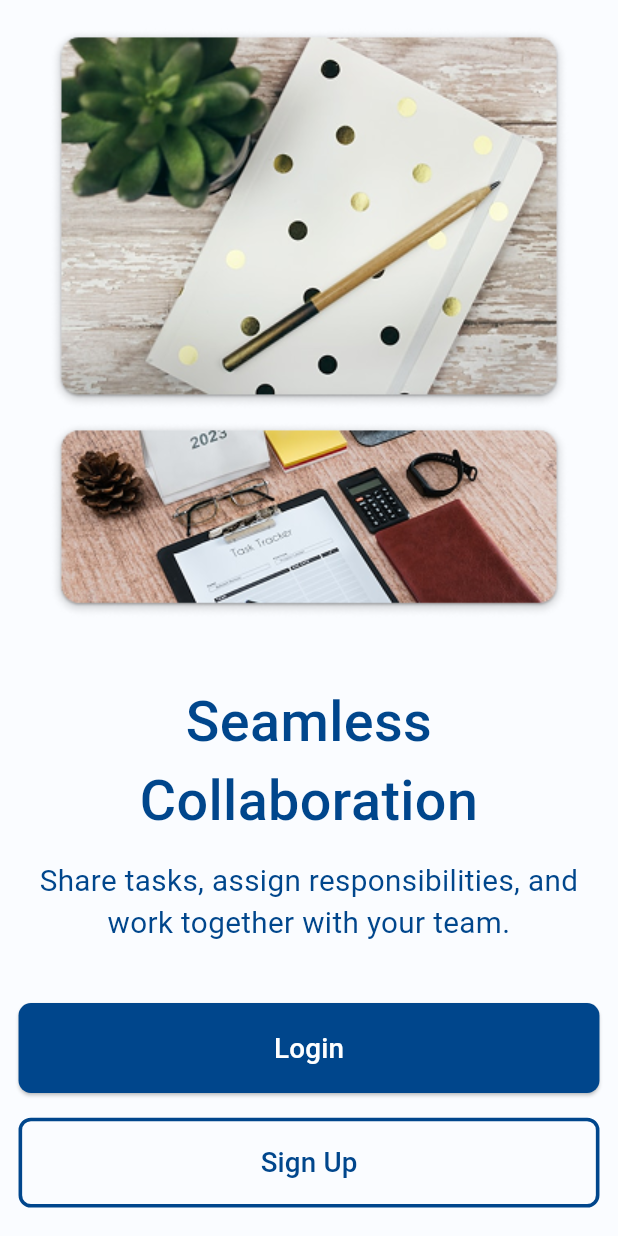
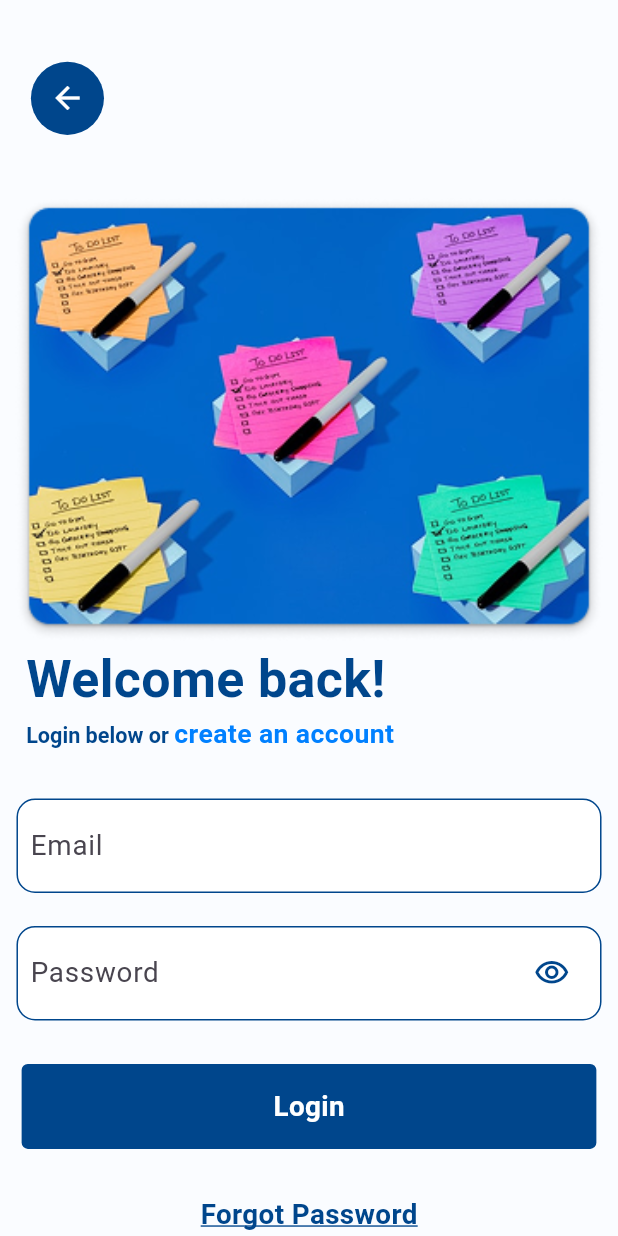
Before and after one commit to ZyadWKhedr/TaskOut, a Flutter app: the AuthPage screen opened by its route, after a tap on "Login", on a phone screen of 412 x 824 dp. Run offline on Flutter 3.47's test engine with Material 3 defaults, Android fonts, the phone set to English and light mode, and no system bars; our stand-ins replace dotted_border, flutter_dotenv, flutter_riverpod, flutter_screenutil, go_router, liquid_swipe and 3 more; accounts and stored records are empty.

Commit message:
finished login_page

```diff
--- a/lib/core/utils/app_sizes.dart
+++ b/lib/core/utils/app_sizes.dart
@@ -29,4 +29,15 @@ class AppSizes {
   static double get paddingMd => blockWidth * 4;
   static double get paddingLg => blockWidth * 6;
   static double get paddingXl => blockWidth * 8;
+
+  /// Border radius values (responsive)
+  static double get borderRadiusSm => blockWidth * 2;
+  static double get borderRadiusMd => blockWidth * 3;
+  static double get borderRadiusLg => blockWidth * 5;
+
+  /// Shadow blur radius
+  static double get shadowBlurRadius => blockWidth * 2;
+
+  /// Shadow offset Y
+  static double get shadowOffsetY => blockHeight * 0.5;
 }
--- a/lib/core/widgets/custom_text_widget.dart
+++ b/lib/core/widgets/custom_text_widget.dart
@@ -9,6 +9,10 @@ class CustomText extends StatelessWidget {
   final TextAlign textAlign;
   final int? maxLines;
   final TextOverflow? overflow;
+  final bool underline;
+  final Color? underlineColor;
+  final double underlineThickness;
+  final TextDecorationStyle underlineStyle;
 
   const CustomText(
     this.text, {
@@ -19,6 +23,10 @@ class CustomText extends StatelessWidget {
     this.textAlign = TextAlign.start,
     this.maxLines,
     this.overflow,
+    this.underline = false,
+    this.underlineColor,
+    this.underlineThickness = 1.0,
+    this.underlineStyle = TextDecorationStyle.solid,
   }) : super(key: key);
 
   @override
@@ -35,6 +43,10 @@ class CustomText extends StatelessWidget {
         fontSize: fontSize ?? AppSizes.textMd,
         fontWeight: fontWeight,
         color: color ?? Colors.black,
+        decoration: underline ? TextDecoration.underline : TextDecoration.none,
+        decorationColor: underlineColor ?? color ?? Colors.black,
+        decorationThickness: underlineThickness,
+        decorationStyle: underlineStyle,
       ),
     );
   }
--- a/lib/features/auth/domain/repositories/auth_repository.dart
+++ b/lib/features/auth/domain/repositories/auth_repository.dart
@@ -11,4 +11,5 @@ abstract class AuthRepository {
   Future<void> signOut();
   Future<UserEntity> signInWithGoogle();
   Future<UserEntity> signInWithFacebook();
+  Future<void> sendPasswordResetEmail(String email);
 }
--- a/lib/features/auth/presentation/pages/auth_page.dart
+++ b/lib/features/auth/presentation/pages/auth_page.dart
@@ -1,8 +1,10 @@
 import 'package:flutter/material.dart';
+import 'package:go_router/go_router.dart';
 import 'package:task_out/core/constants/app_assets.dart';
 import 'package:task_out/core/constants/app_colors.dart';
 import 'package:task_out/core/utils/app_sizes.dart';
 import 'package:task_out/core/widgets/custom_text_widget.dart';
+import 'package:task_out/routes/routes.dart';
 
 class AuthPage extends StatelessWidget {
   const AuthPage({super.key});
@@ -48,7 +50,7 @@ class AuthPage extends StatelessWidget {
                 width: double.infinity,
                 child: ElevatedButton(
                   onPressed: () {
-                    // Handle login
+                    context.push(AppRoutes.login);
                   },
                   style: ElevatedButton.styleFrom(
                     backgroundColor: AppColors.mainColor,
@@ -76,7 +78,7 @@ class AuthPage extends StatelessWidget {
                 width: double.infinity,
                 child: OutlinedButton(
                   onPressed: () {
-                    // Handle sign up
+                    context.push(AppRoutes.register);
                   },
                   style: OutlinedButton.styleFrom(
                     side: BorderSide(color: AppColors.mainColor, width: 2.4),
--- /dev/null
+++ b/lib/features/auth/presentation/pages/login_page.dart
@@ -0,0 +1,177 @@
+import 'package:flutter/material.dart';
+import 'package:flutter_riverpod/flutter_riverpod.dart';
+import 'package:go_router/go_router.dart';
+import 'package:task_out/core/constants/app_colors.dart';
+import 'package:task_out/core/extensions/spacing_extension.dart';
+import 'package:task_out/core/utils/app_sizes.dart';
+import 'package:task_out/core/utils/input_validator.dart';
+import 'package:task_out/core/widgets/custom_text_widget.dart';
+import 'package:task_out/features/auth/presentation/providers/auth_provider.dart';
+import 'package:task_out/features/auth/presentation/widgets/animated_button.dart';
+import 'package:task_out/features/auth/presentation/widgets/text_input_field.dart';
+import 'package:task_out/features/auth/presentation/widgets/welcome_text_section.dart';
+import 'package:task_out/features/auth/presentation/widgets/login_image.dart';
+import 'package:task_out/features/auth/presentation/widgets/back_button_icon.dart';
+import 'package:task_out/routes/routes.dart';
+
+class LoginPage extends ConsumerStatefulWidget {
+  const LoginPage({super.key});
+
+  @override
+  ConsumerState<LoginPage> createState() => _LoginPageState();
+}
+
+class _LoginPageState extends ConsumerState<LoginPage> {
+  final _emailController = TextEditingController();
+  final _passwordController = TextEditingController();
+
+  String? _emailError;
+  String? _passwordError;
+
+  void _login() async {
+    final email = _emailController.text.trim();
+    final password = _passwordController.text.trim();
+
+    final emailValidation = InputValidator.validateEmail(email);
+    final passwordValidation = InputValidator.validatePassword(password);
+
+    setState(() {
+      _emailError = emailValidation;
+      _passwordError = passwordValidation;
+    });
+
+    if (emailValidation == null && passwordValidation == null) {
+      await ref.read(authStateProvider.notifier).signIn(email, password);
+      _passwordController.clear();
+      _emailController.clear();
+    }
+  }
+
+  void _resetPassword() async {
+    final email = _emailController.text.trim();
+
+    final emailValidation = InputValidator.validateEmail(email);
+
+    setState(() {
+      _emailError = emailValidation;
+    });
+
+    if (emailValidation == null) {
+      await ref.read(authStateProvider.notifier).resetPassword(email);
+      _emailController.clear();
+      if (mounted) {
+        ScaffoldMessenger.of(context).showSnackBar(
+          SnackBar(content: Text('Password reset link sent to $email')),
+        );
+      }
+    }
+  }
+
+  @override
+  Widget build(BuildContext context) {
+    final isLoading = ref.watch(authStateProvider).isLoading;
+
+    return Scaffold(
+      body: Stack(
+        children: [
+          SingleChildScrollView(
+            child: Column(
+              children: [
+                Padding(padding: EdgeInsets.all(AppSizes.paddingXl * 2)),
+
+                const LoginImage(),
+
+                Padding(
+                  padding: EdgeInsets.only(right: AppSizes.paddingXl * 4),
+                  child: WelcomeTextSection(
+                    onSignUpTap:
+                        () => context.pushReplacement(AppRoutes.register),
+                  ),
+                ),
+
+                20.h,
+
+                _buildInputField(
+                  controller: _emailController,
+                  hintText: 'Email',
+                  errorText: _emailError,
+                  keyboardType: TextInputType.emailAddress,
+                  textInputAction: TextInputAction.next,
+                  onChanged: () => setState(() => _emailError = null),
+                ),
+
+                _buildInputField(
+                  controller: _passwordController,
+                  hintText: 'Password',
+                  errorText: _passwordError,
+                  isPassword: true,
+                  textInputAction: TextInputAction.done,
+                  onChanged: () => setState(() => _passwordError = null),
+                ),
+
+                18.h,
+
+                AnimatedButton(
+                  onTap: isLoading ? null : _login,
+                  borderRadius: BorderRadius.circular(
+                    AppSizes.borderRadiusSm / 2,
+                  ),
+                  backgroundColor: AppColors.mainColor,
+                  width: AppSizes.blockWidth * 93,
+                  padding: EdgeInsets.all(AppSizes.paddingSm * 1.2),
+                  child: Center(
+                    child: CustomText(
+                      isLoading ? 'Logging in...' : 'Login',
+                      color: Colors.white,
+                      fontSize: AppSizes.textMd,
+                      fontWeight: FontWeight.w700,
+                    ),
+                  ),
+                ),
+                30.h,
+                GestureDetector(
+                  onTap: isLoading ? null : _resetPassword,
+                  child: CustomText(
+                    'Forgot Password',
+                    color: AppColors.mainColor,
+                    fontWeight: FontWeight.w700,
+                    underline: true,
+                  ),
+                ),
+              ],
+            ),
+          ),
+
+          Positioned(
+            top: AppSizes.blockHeight * 5,
+            left: AppSizes.blockWidth * 5,
+            child: const CustomBackButtonIcon(),
+          ),
+        ],
+      ),
+    );
+  }
+
+  Widget _buildInputField({
+    required TextEditingController controller,
+    required String hintText,
+    String? errorText,
+    TextInputType? keyboardType,
+    TextInputAction? textInputAction,
+    bool isPassword = false,
+    required VoidCallback onChanged,
+  }) {
+    return Padding(
+      padding: EdgeInsets.all(AppSizes.paddingMd / 1.5),
+      child: TextInputField(
+        hintText: hintText,
+        controller: controller,
+        errorText: errorText,
+        keyboardType: keyboardType,
+        textInputAction: textInputAction,
+        isPasswordField: isPassword,
+        onChanged: (_) => onChanged(),
+      ),
+    );
+  }
+}
--- a/lib/features/auth/presentation/providers/auth_provider.dart
+++ b/lib/features/auth/presentation/providers/auth_provider.dart
@@ -28,8 +28,9 @@ class AuthNotifier extends StateNotifier<AsyncValue<UserEntity?>> {
   Future<void> signUp(String email, String password, String name) async {
     try {
       state = const AsyncValue.loading();
-      final user = await repository.signUpWithEmail(email, password, name);
+      final user = await repository.signUpWithEmail(name, email, password);
       state = AsyncValue.data(user);
+      // ✅ Supabase automatically sends a confirmation email on sign-up — no extra step needed here.
     } catch (e, st) {
       state = AsyncValue.error(ServerFailure(e.toString()), st);
     }
@@ -74,4 +75,15 @@ class AuthNotifier extends StateNotifier<AsyncValue<UserEntity?>> {
       state = AsyncValue.error(ServerFailure('Logout failed: ${e.toString()}'), st);
     }
   }
+
+  /// Send password reset email
+  Future<void> resetPassword(String email) async {
+    try {
+      state = const AsyncValue.loading();
+      await repository.sendPasswordResetEmail(email);
+      state = state = AsyncValue.data(state.value);  // keep the user state unchanged
+    } catch (e, st) {
+      state = AsyncValue.error(ServerFailure('Password reset failed: ${e.toString()}'), st);
+    }
+  }
 }
--- a/lib/features/auth/presentation/widgets/animated_button.dart
+++ b/lib/features/auth/presentation/widgets/animated_button.dart
@@ -1,5 +1,5 @@
 import 'package:flutter/material.dart';
-import 'package:flutter_screenutil/flutter_screenutil.dart';
+import 'package:task_out/core/utils/app_sizes.dart';
 
 class AnimatedButton extends StatefulWidget {
   final VoidCallback? onTap;
@@ -10,6 +10,7 @@ class AnimatedButton extends StatefulWidget {
   final EdgeInsetsGeometry? padding;
   final Color? backgroundColor;
   final BorderRadius? borderRadius;
+  final double? width;
   final bool enabled;
 
   const AnimatedButton({
@@ -22,6 +23,7 @@ class AnimatedButton extends StatefulWidget {
     this.padding,
     this.backgroundColor,
     this.borderRadius,
+    this.width,
     this.enabled = true,
   });
 
@@ -49,6 +51,8 @@ class _AnimatedButtonState extends State<AnimatedButton>
 
   @override
   Widget build(BuildContext context) {
+    AppSizes.init(context); // make sure sizes are initialized
+
     return MouseRegion(
       cursor:
           widget.enabled && widget.onTap != null
@@ -71,18 +75,18 @@ class _AnimatedButtonState extends State<AnimatedButton>
           builder: (context, child) {
             return Transform.scale(
               scale: _scaleAnimation.value,
-              child: DecoratedBox(
+              child: Container(
+                width: widget.width,
                 decoration: BoxDecoration(
                   color: widget.backgroundColor ?? Colors.blue,
                   borderRadius:
-                      widget.borderRadius ?? BorderRadius.circular(8.r),
+                      widget.borderRadius ??
+                      BorderRadius.circular(AppSizes.blockWidth * 2),
                 ),
-                child: Padding(
-                  padding: widget.padding ?? EdgeInsets.all(12.r),
-                  child: Opacity(
-                    opacity: widget.enabled ? 1.0 : 0.6,
-                    child: child,
-                  ),
+                padding: widget.padding ?? EdgeInsets.all(AppSizes.paddingSm),
+                child: Opacity(
+                  opacity: widget.enabled ? 1.0 : 0.6,
+                  child: child,
                 ),
               ),
             );
--- /dev/null
+++ b/lib/features/auth/presentation/widgets/back_button_icon.dart
@@ -0,0 +1,23 @@
+import 'package:flutter/material.dart';
+import 'package:go_router/go_router.dart';
+import 'package:task_out/core/constants/app_colors.dart';
+import 'package:task_out/core/utils/app_sizes.dart';
+
+class CustomBackButtonIcon extends StatelessWidget {
+  const CustomBackButtonIcon({super.key});
+
+  @override
+  Widget build(BuildContext context) {
+    return GestureDetector(
+      onTap: () => context.pop(),
+      child: Container(
+        padding: EdgeInsets.all(AppSizes.paddingSm),
+        decoration: BoxDecoration(
+          color: AppColors.mainColor,
+          borderRadius: BorderRadius.circular(100),
+        ),
+        child: const Icon(Icons.arrow_back, color: Colors.white),
+      ),
+    );
+  }
+}
--- /dev/null
+++ b/lib/features/auth/presentation/widgets/login_image.dart
@@ -0,0 +1,18 @@
+import 'package:flutter/material.dart';
+import 'package:task_out/core/constants/app_assets.dart';
+import 'package:task_out/core/utils/app_sizes.dart';
+
+class LoginImage extends StatelessWidget {
+  const LoginImage({super.key});
+
+  @override
+  Widget build(BuildContext context) {
+    return SizedBox(
+      width: AppSizes.blockWidth * 95,
+      child: Image.asset(
+        AppAssets.login,
+        fit: BoxFit.fill,
+      ),
+    );
+  }
+}
--- a/lib/features/auth/presentation/widgets/text_input_field.dart
+++ b/lib/features/auth/presentation/widgets/text_input_field.dart
@@ -1,12 +1,15 @@
 import 'package:flutter/material.dart';
-import 'package:flutter_screenutil/flutter_screenutil.dart';
+import 'package:task_out/core/utils/app_sizes.dart';
+import 'package:task_out/core/extensions/spacing_extension.dart';
+import 'package:task_out/core/constants/app_colors.dart';
 
-class TextInputField extends StatelessWidget {
+class TextInputField extends StatefulWidget {
   const TextInputField({
     super.key,
     required this.hintText,
     this.errorText,
     this.obscureText = false,
+    this.isPasswordField = false,
     this.controller,
     this.keyboardType,
     this.textInputAction,
@@ -20,6 +23,7 @@ class TextInputField extends StatelessWidget {
   final String hintText;
   final String? errorText;
   final bool obscureText;
+  final bool isPasswordField;
   final TextEditingController? controller;
   final TextInputType? keyboardType;
   final TextInputAction? textInputAction;
@@ -30,76 +34,82 @@ class TextInputField extends StatelessWidget {
   final FormFieldValidator<String>? validator;
 
   @override
+  State<TextInputField> createState() => _TextInputFieldState();
+}
+
+class _TextInputFieldState extends State<TextInputField> {
+  late bool _isObscured;
+
+  @override
+  void initState() {
+    super.initState();
+    _isObscured = widget.obscureText;
+  }
+
+  void _toggleVisibility() {
+    setState(() {
+      _isObscured = !_isObscured;
+    });
+  }
+
+  @override
   Widget build(BuildContext context) {
-    final theme = Theme.of(context);
-    final isDarkMode = theme.brightness == Brightness.dark;
-
     return Column(
       mainAxisSize: MainAxisSize.min,
       crossAxisAlignment: CrossAxisAlignment.start,
       children: [
         Container(
-          padding: EdgeInsets.symmetric(horizontal: 16.w),
+          padding: EdgeInsets.symmetric(horizontal: AppSizes.paddingMd / 2),
           decoration: BoxDecoration(
-            color: isDarkMode ? theme.colorScheme.surfaceVariant : Colors.white,
-            borderRadius: BorderRadius.circular(12.r),
+            color: Colors.white,
+            borderRadius: BorderRadius.circular(AppSizes.borderRadiusMd),
             border: Border.all(
               color:
-                  errorText != null
-                      ? theme.colorScheme.error
-                      : theme.colorScheme.outline.withOpacity(0.3),
+                  widget.errorText != null
+                      ? Colors.redAccent
+                      : AppColors.mainColor,
             ),
-            boxShadow: [
-              if (!isDarkMode)
-                BoxShadow(
-                  color: Colors.black.withOpacity(0.05),
-                  blurRadius: 8.r,
-                  offset: Offset(0, 2.h),
-                ),
-            ],
           ),
           child: TextField(
-            controller: controller,
-            onChanged: onChanged,
-            onSubmitted: onSubmitted,
-            obscureText: obscureText,
-            keyboardType: keyboardType,
-            textInputAction: textInputAction,
-            style: theme.textTheme.bodyMedium?.copyWith(
-              color: theme.colorScheme.onSurface,
+            controller: widget.controller,
+            onChanged: widget.onChanged,
+            onSubmitted: widget.onSubmitted,
+            obscureText:
+                widget.isPasswordField ? _isObscured : widget.obscureText,
+            keyboardType: widget.keyboardType,
+            textInputAction: widget.textInputAction,
+            style: TextStyle(
+              fontSize: AppSizes.textMd,
+              color: AppColors.mainColor,
             ),
             decoration: InputDecoration(
               border: InputBorder.none,
-              hintText: hintText,
-              hintStyle: theme.textTheme.bodyMedium?.copyWith(
-                color: theme.colorScheme.onSurface.withOpacity(0.5),
-              ),
-              prefixIcon:
-                  prefixIcon != null
-                      ? Padding(
-                        padding: EdgeInsets.only(right: 8.w),
-                        child: IconTheme(
-                          data: IconThemeData(
-                            color: theme.colorScheme.onSurface.withOpacity(0.6),
-                          ),
-                          child: prefixIcon!,
+              hintText: widget.hintText,
+              suffixIcon:
+                  widget.isPasswordField
+                      ? GestureDetector(
+                        onTap: _toggleVisibility,
+                        child: Icon(
+                          _isObscured
+                              ? Icons.visibility_off_outlined
+                              : Icons.visibility_outlined,
+                          color: AppColors.mainColor,
                         ),
                       )
-                      : null,
-              suffixIcon: suffixIcon,
-              contentPadding: EdgeInsets.symmetric(vertical: 16.h),
+                      : widget.suffixIcon,
+              contentPadding: EdgeInsets.symmetric(
+                vertical: AppSizes.blockHeight * 2,
+              ),
             ),
           ),
         ),
-        if (errorText != null) ...[
-          SizedBox(height: 4.h),
+        if (widget.errorText != null) ...[
+          AppSizes.blockHeight.h,
           Padding(
-            padding: EdgeInsets.only(left: 16.w),
+            padding: EdgeInsets.only(left: AppSizes.paddingMd),
             child: Text(
-              errorText!,
-              style: theme.textTheme.bodySmall?.copyWith(
-                color: theme.colorScheme.error,
-              ),
+              widget.errorText!,
+              style: TextStyle(color: Colors.redAccent),
             ),
           ),
         ],
--- /dev/null
+++ b/lib/features/auth/presentation/widgets/welcome_text_section.dart
@@ -0,0 +1,55 @@
+import 'package:flutter/material.dart';
+import 'package:task_out/core/utils/app_sizes.dart';
+import 'package:task_out/core/constants/app_colors.dart';
+import 'package:task_out/core/widgets/custom_text_widget.dart';
+
+class WelcomeTextSection extends StatelessWidget {
+  final VoidCallback onSignUpTap;
+
+  const WelcomeTextSection({super.key, required this.onSignUpTap});
+
+  @override
+  Widget build(BuildContext context) {
+    return Padding(
+      padding: EdgeInsets.symmetric(horizontal: AppSizes.paddingMd),
+      child: Column(
+        crossAxisAlignment: CrossAxisAlignment.start,
+        children: [
+          CustomText(
+            'Welcome back!',
+            fontSize: AppSizes.textLg * 1.4,
+            color: AppColors.mainColor,
+            fontWeight: FontWeight.bold,
+          ),
+          RichText(
+            text: TextSpan(
+              style: TextStyle(
+                fontSize: AppSizes.textSm,
+                fontWeight: FontWeight.w600,
+                color: AppColors.mainColor,
+              ),
+              children: [
+                const TextSpan(text: 'Login below or '),
+                WidgetSpan(
+                  alignment: PlaceholderAlignment.baseline,
+                  baseline: TextBaseline.alphabetic,
+                  child: GestureDetector(
+                    onTap: onSignUpTap,
+                    child: Text(
+                      'create an account',
+                      style: TextStyle(
+                        color: AppColors.secondaryColor,
+                        fontSize: AppSizes.textSm * 1.23,
+                        fontWeight: FontWeight.w600,
+                      ),
+                    ),
+                  ),
+                ),
+              ],
+            ),
+          ),
+        ],
+      ),
+    );
+  }
+}
--- a/lib/routes/app_router.dart
+++ b/lib/routes/app_router.dart
@@ -1,6 +1,7 @@
 import 'package:flutter/widgets.dart';
 import 'package:go_router/go_router.dart';
 import 'package:task_out/features/auth/presentation/pages/auth_page.dart';
+import 'package:task_out/features/auth/presentation/pages/login_page.dart';
 import 'package:task_out/features/splash_and_onboarding/presentation/pages/on_boarding_page.dart';
 import 'package:task_out/features/splash_and_onboarding/presentation/pages/splash_screen.dart';
 
@@ -21,6 +22,18 @@ final router = GoRouter(
           (context, state) =>
               buildFadeTransitionPage(child: AuthPage(), key: state.pageKey),
     ),
+    GoRoute(
+      path: '/login',
+      pageBuilder:
+          (context, state) =>
+              buildFadeTransitionPage(child: LoginPage(), key: state.pageKey),
+    ),
+    GoRoute(
+      path: '/register',
+      pageBuilder:
+          (context, state) =>
+              buildFadeTransitionPage(child: AuthPage(), key: state.pageKey),
+    ),
   ],
 );
 
--- a/pubspec.yaml
+++ b/pubspec.yaml
@@ -29,9 +29,11 @@ environment:
 # versions available, run `flutter pub outdated`.
 dependencies:
   cupertino_icons: ^1.0.8
+  dotenv: ^4.2.0
   dotted_border: ^2.1.0
   flutter:
     sdk: flutter
+  flutter_dotenv: ^5.2.1
   flutter_riverpod: ^2.6.1
   flutter_screenutil: ^5.9.3
   go_router: ^15.0.0
@@ -58,7 +60,7 @@ flutter:
   # To add assets to your application, add an assets section, like this:
   assets:
     - assets/images/
-  #   - images/a_dot_ham.jpeg
+    - assets/.env
   # An image asset can refer to one or more resolution-specific "variants", see
   # https://flutter.dev/to/resolution-aware-images
   # For details regarding adding assets from package dependencies, see
```
Also changed, not shown: lib/features/auth/data/repositories/auth_repo_impl.dart (+17 -6 lines), lib/main.dart (+15 -3 lines), pubspec.lock, 1 other file.
